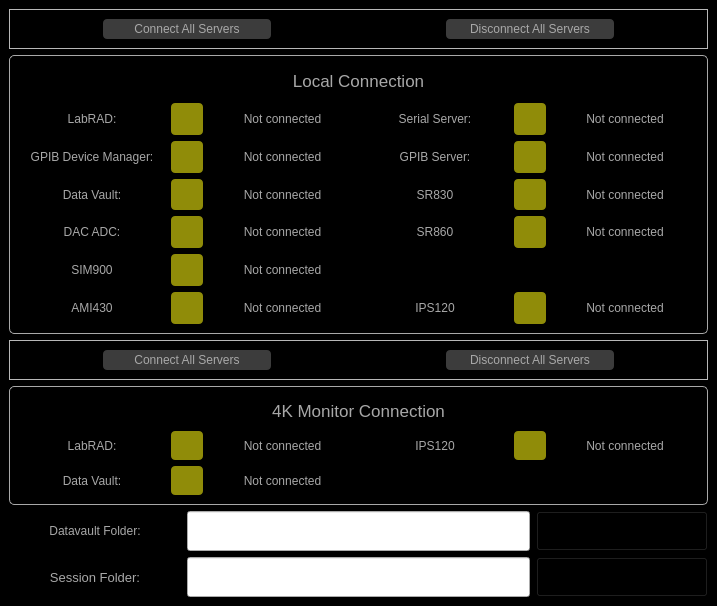
Old version of the form DEMONS GUI/Labrad Connect/LabRADConnect.ui in the repository zxiazxia/LabRAD-Device-Electrical_Measurement-ONline_Software.
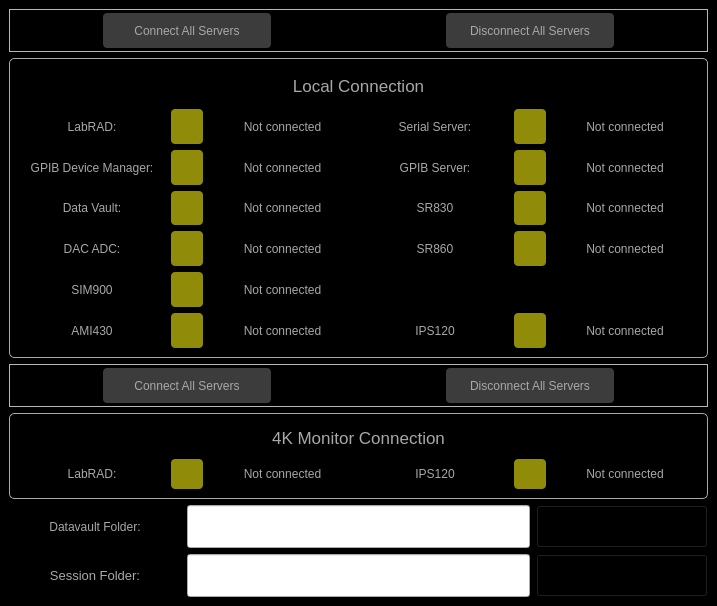
New version of the form. Icons and pictures are not drawn.

Patch:
```diff
--- a/DEMONS GUI/Labrad Connect/LabRADConnect.ui
+++ b/DEMONS GUI/Labrad Connect/LabRADConnect.ui
@@ -24,7 +24,7 @@
 background-color: rgb(0, 0, 0);
 }</string>
    </property>
-   <layout class="QGridLayout" name="gridLayout" rowstretch="1,7,1,3,1,1" columnstretch="1,2,1">
+   <layout class="QGridLayout" name="gridLayout" rowstretch="1,7,1,2,1,1" columnstretch="1,2,1">
     <item row="4" column="1">
      <widget class="QLineEdit" name="lineEdit_DataVaultFolder">
       <property name="sizePolicy">
@@ -644,21 +644,7 @@
       <property name="frameShadow">
        <enum>QFrame::Raised</enum>
       </property>
-      <layout class="QGridLayout" name="gridLayout_3" rowstretch="1,1,1" columnstretch="3,0,3,3,0,3">
-       <item row="2" column="2">
-        <widget class="QLabel" name="label_4KMonitor_DataVault">
-         <property name="styleSheet">
-          <string notr="true">
-color:rgb(168,168,168)</string>
-         </property>
-         <property name="text">
-          <string>Not connected</string>
-         </property>
-         <property name="alignment">
-          <set>Qt::AlignCenter</set>
-         </property>
-        </widget>
-       </item>
+      <layout class="QGridLayout" name="gridLayout_3" rowstretch="1,1" columnstretch="3,0,3,3,0,3">
        <item row="0" column="0" colspan="6">
         <widget class="QLabel" name="label_15">
          <property name="font">
@@ -678,20 +664,6 @@
          </property>
         </widget>
        </item>
-       <item row="1" column="2">
-        <widget class="QLabel" name="label_4KMonitor_Labrad">
-         <property name="styleSheet">
-          <string notr="true">
-color:rgb(168,168,168)</string>
-         </property>
-         <property name="text">
-          <string>Not connected</string>
-         </property>
-         <property name="alignment">
-          <set>Qt::AlignCenter</set>
-         </property>
-        </widget>
-       </item>
        <item row="1" column="1">
         <widget class="QPushButton" name="pushButton_4KMonitor_LabRAD">
          <property name="sizePolicy">
@@ -711,61 +683,28 @@
          </property>
         </widget>
        </item>
-       <item row="2" column="0">
-        <widget class="QLabel" name="label_16">
+       <item row="1" column="5">
+        <widget class="QLabel" name="label_4KMonitor_IPS120">
          <property name="styleSheet">
           <string notr="true">
 color:rgb(168,168,168)</string>
          </property>
          <property name="text">
-          <string>Data Vault:</string>
+          <string>Not connected</string>
          </property>
          <property name="alignment">
           <set>Qt::AlignCenter</set>
          </property>
         </widget>
        </item>
-       <item row="2" column="1">
-        <widget class="QPushButton" name="pushButton_4KMonitor_DataVault">
-         <property name="sizePolicy">
-          <sizepolicy hsizetype="Preferred" vsizetype="Preferred">
-           <horstretch>0</horstretch>
-           <verstretch>0</verstretch>
-          </sizepolicy>
-         </property>
+       <item row="1" column="2">
+        <widget class="QLabel" name="label_4KMonitor_Labrad">
          <property name="styleSheet">
-          <string notr="true">#pushButton_4KMonitor_DataVault{
-background:rgb(144, 140, 9);
-border-radius: 4px;
-}</string>
-         </property>
-         <property name="text">
-          <string/>
-         </property>
-        </widget>
-       </item>
-       <item row="1" column="0">
-        <widget class="QLabel" name="label_17">
-         <property name="styleSheet">
           <string notr="true">
 color:rgb(168,168,168)</string>
          </property>
          <property name="text">
-          <string>LabRAD:</string>
-         </property>
-         <property name="alignment">
-          <set>Qt::AlignCenter</set>
-         </property>
-        </widget>
-       </item>
-       <item row="1" column="3">
-        <widget class="QLabel" name="label_18">
-         <property name="styleSheet">
-          <string notr="true">
-color:rgb(168,168,168)</string>
-         </property>
-         <property name="text">
-          <string>IPS120</string>
+          <string>Not connected</string>
          </property>
          <property name="alignment">
           <set>Qt::AlignCenter</set>
@@ -791,14 +730,28 @@
          </property>
         </widget>
        </item>
-       <item row="1" column="5">
-        <widget class="QLabel" name="label_4KMonitor_IPS120">
+       <item row="1" column="3">
+        <widget class="QLabel" name="label_18">
          <property name="styleSheet">
           <string notr="true">
 color:rgb(168,168,168)</string>
          </property>
          <property name="text">
-          <string>Not connected</string>
+          <string>IPS120</string>
+         </property>
+         <property name="alignment">
+          <set>Qt::AlignCenter</set>
+         </property>
+        </widget>
+       </item>
+       <item row="1" column="0">
+        <widget class="QLabel" name="label_17">
+         <property name="styleSheet">
+          <string notr="true">
+color:rgb(168,168,168)</string>
+         </property>
+         <property name="text">
+          <string>LabRAD:</string>
          </property>
          <property name="alignment">
           <set>Qt::AlignCenter</set>
@@ -817,6 +770,12 @@
        <enum>QFrame::Raised</enum>
       </property>
       <layout class="QHBoxLayout" name="horizontalLayout_2" stretch="1,2,1,1,2,1">
+       <property name="topMargin">
+        <number>3</number>
+       </property>
+       <property name="bottomMargin">
+        <number>3</number>
+       </property>
        <item>
         <spacer name="horizontalSpacer_9">
          <property name="orientation">
@@ -979,6 +938,12 @@
        <enum>QFrame::Raised</enum>
       </property>
       <layout class="QHBoxLayout" name="horizontalLayout" stretch="1,2,1,1,2,1">
+       <property name="topMargin">
+        <number>3</number>
+       </property>
+       <property name="bottomMargin">
+        <number>3</number>
+       </property>
        <item>
         <spacer name="horizontalSpacer_5">
          <property name="orientation">
```
